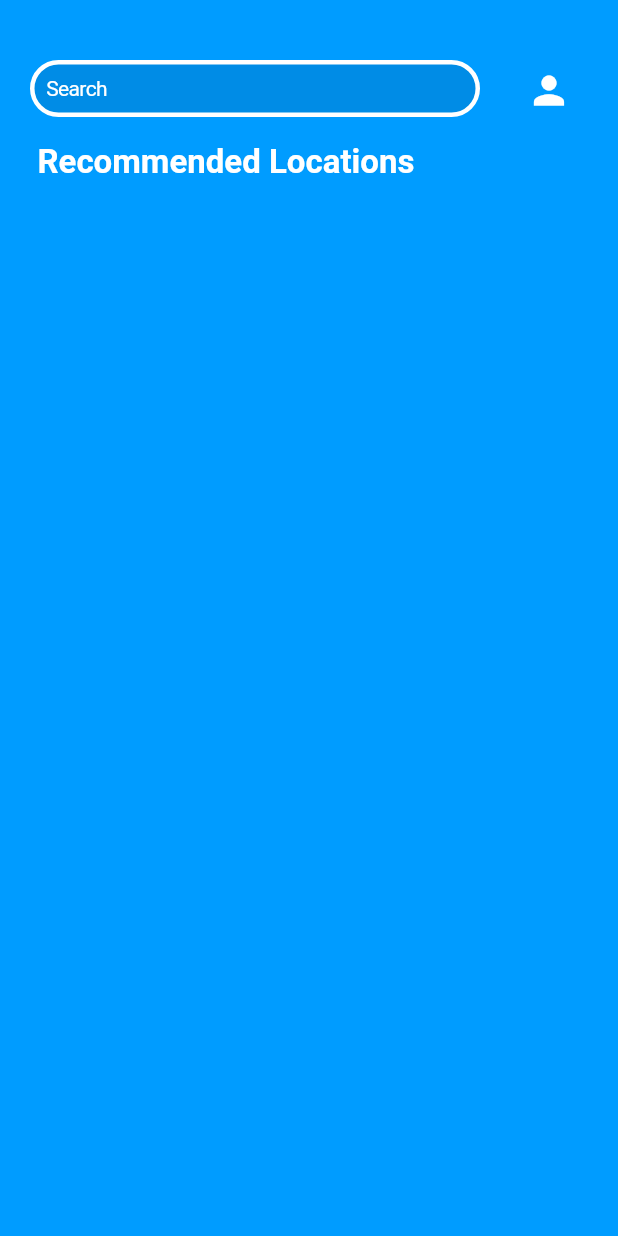
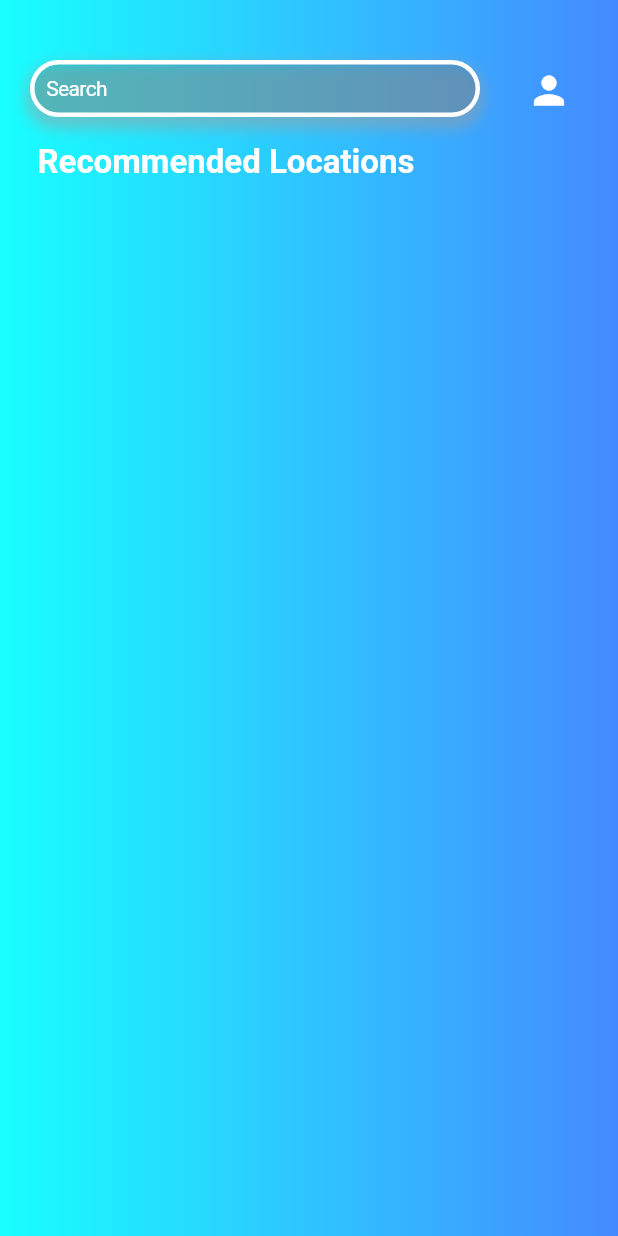
Before and after one commit to ratulsarker/LocateIT_s, a Flutter app: the HomePage screen opened directly, on a phone screen of 412 x 824 dp. Run offline on Flutter 3.47's test engine with Material 2 defaults, Android fonts, the phone set to English and light mode, and no system bars; our stand-ins replace firebase_core; accounts and stored records are empty.

Commit message:
fixed home page through tabs and added gradient to home page

```diff
--- a/lib/ui/home_page.dart
+++ b/lib/ui/home_page.dart
@@ -12,10 +12,17 @@ class HomePage extends StatefulWidget {
 class _HomePage extends State<HomePage> {
   @override
   Widget build(BuildContext context) {
-    return Scaffold(
-        backgroundColor: const Color.fromRGBO(0, 156, 255, 1),
-        // add body
-        body: Body());
+    return Container(
+      decoration: const BoxDecoration(
+        gradient: LinearGradient(
+        begin: Alignment.centerLeft,
+        end: Alignment.centerRight,
+        colors: [Colors.cyanAccent, Colors.blueAccent],
+        )),
+      child: Scaffold(
+          backgroundColor: Colors.transparent,
+          // add body
+          body: Body()));
   }
 }
 
@@ -55,6 +62,12 @@ class _Body extends State<Body> {
               placeholderStyle: TextStyle(color: Colors.white),
               style: TextStyle(color: Colors.white, fontSize: 14),
               decoration: BoxDecoration(
+                boxShadow: [BoxShadow(
+                  color: Colors.grey.withOpacity(0.5),
+                  offset: Offset(0, 5),
+                  blurRadius: 7,
+                  spreadRadius: 3
+              )],
                 color: Color.fromRGBO(0, 0, 0, 0.1),
                 border: Border.all(color: Colors.white, width: 3),
                 borderRadius: BorderRadius.circular(20),
```
Also changed, not shown: lib/main.dart (+12 -13 lines).
